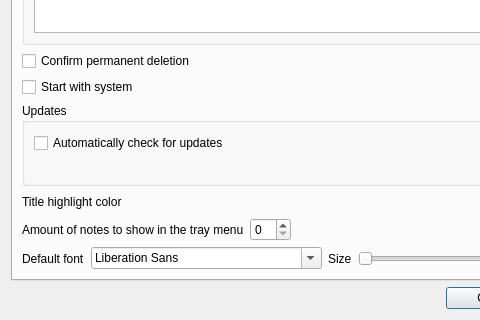
Qt form libanykeep/optionsdlg.ui (Ri0n/AnyKeep) before a commit; both pictures show x 0 to 480 and y 144 to 464 of the 623 by 464 pixel window.
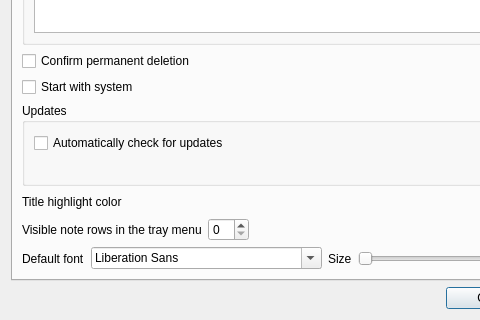
The same form after that commit. Icons and pictures are not drawn. Custom widgets are drawn as their Qt base class.

Commit message:
Unify tray scrolling and refine note window behavior
Add body search to the fallback tray and use the visible-row setting for popup sizing across desktop integrations. Keep note scrollbars faintly visible at rest and reveal them on hover. Destroy deferred standalone views before their shared QML engine.

Patch:
```diff
--- a/libanykeep/optionsdlg.ui
+++ b/libanykeep/optionsdlg.ui
@@ -155,7 +155,7 @@
          <item>
           <widget class="QLabel" name="label">
            <property name="text">
-            <string>Amount of notes to show in the tray menu</string>
+            <string>Visible note rows in the tray menu</string>
            </property>
           </widget>
          </item>
```
The commit also changes 20 other files.
